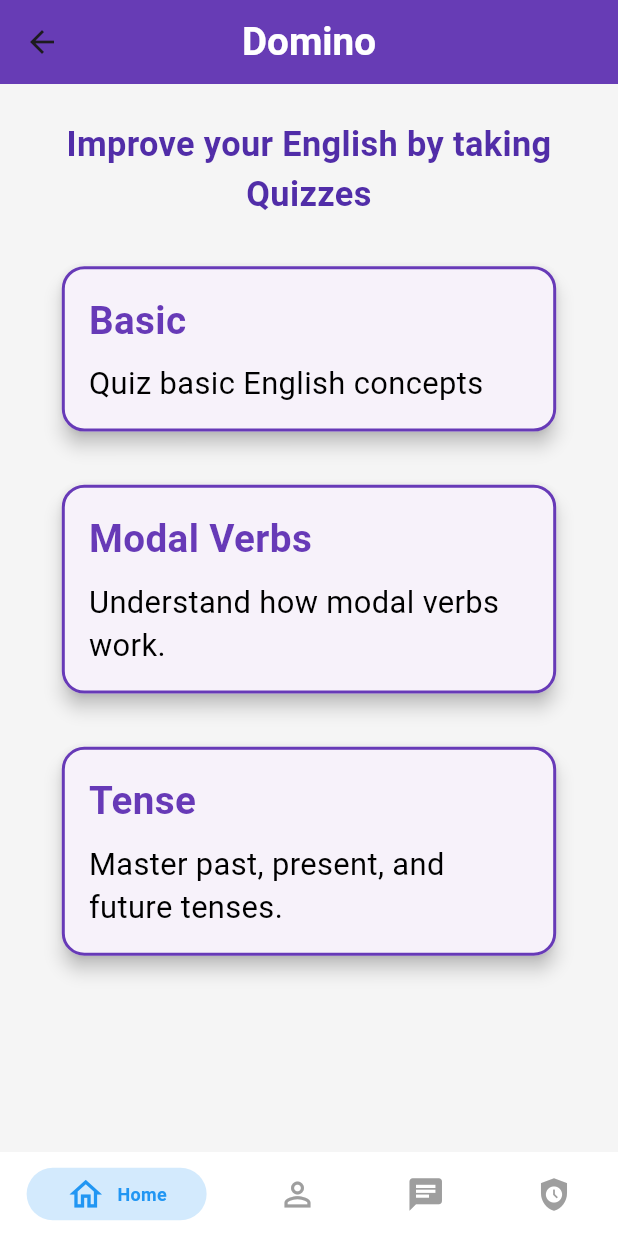
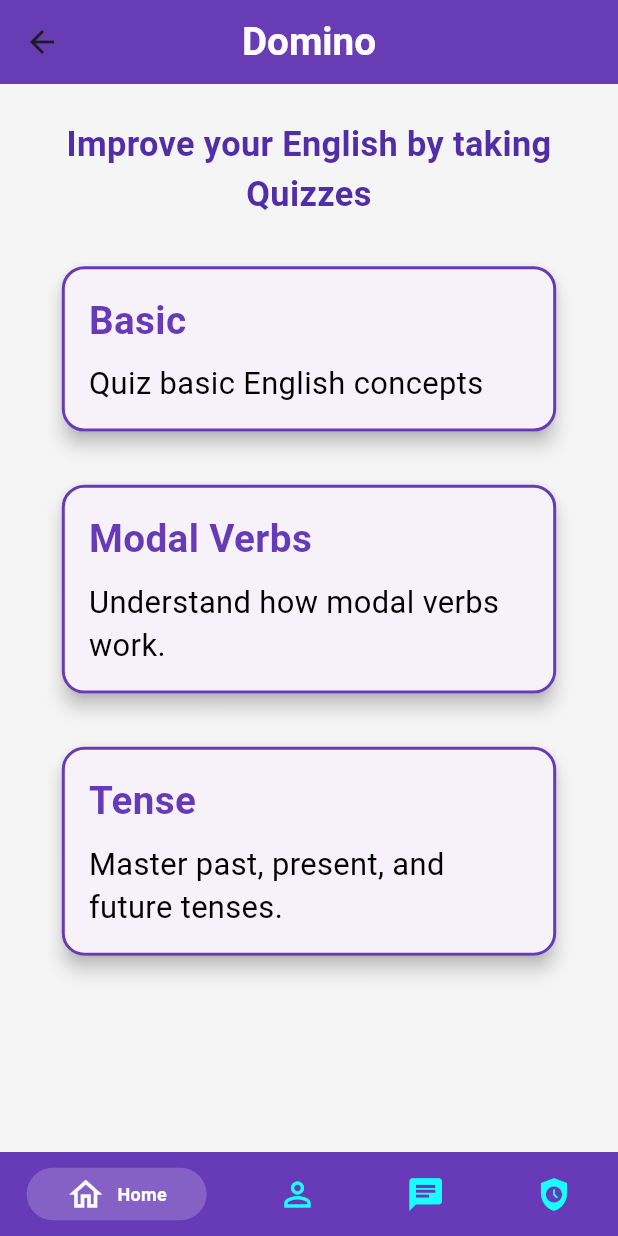
Before and after one commit to Hassan9865/English-Learning-App, a Flutter app: the BottomNavbarView screen opened by its route, on a phone screen of 412 x 824 dp. Run offline on Flutter 3.47's test engine with Material 3 defaults, Android fonts, the phone set to English and light mode, and no system bars; drawn by our look-alikes of persistent_bottom_nav_bar; our stand-ins replace stacked, stacked_services, stacked_shared.

Commit message:
bottom navbar

```diff
--- a/lib/view/bottom_NavBar/bottom_NavBar_view.dart
+++ b/lib/view/bottom_NavBar/bottom_NavBar_view.dart
@@ -30,7 +30,7 @@ class BottomNavbarView extends StatelessWidget {
             stateManagement: true,
             hideNavigationBarWhenKeyboardAppears: true,
             onItemSelected: model.setIndex,
-            backgroundColor: Colors.white,
+            backgroundColor: Colors.deepPurple,
             hideOnScrollSettings:
                 HideOnScrollSettings(hideNavBarOnScroll: false),
             // hideNavigationBar: model.isNavBarHidden,
@@ -56,26 +56,26 @@ class BottomNavbarView extends StatelessWidget {
       PersistentBottomNavBarItem(
         icon: Icon(Icons.home_outlined),
         title: "Home",
-        activeColorPrimary: Colors.blue,
-        inactiveColorPrimary: Colors.grey,
+        activeColorPrimary: Colors.white,
+        inactiveColorPrimary: Colors.cyanAccent,
       ),
       PersistentBottomNavBarItem(
         icon: Icon(Icons.person_outline),
         title: "Profile",
-        activeColorPrimary: Colors.teal,
-        inactiveColorPrimary: Colors.grey,
+        activeColorPrimary: Colors.white,
+        inactiveColorPrimary: Colors.cyanAccent,
       ),
       PersistentBottomNavBarItem(
         icon: Icon(Icons.chat),
         title: "Chat",
-        activeColorPrimary: Colors.blueAccent,
-        inactiveColorPrimary: Colors.grey,
+        activeColorPrimary: Colors.white,
+        inactiveColorPrimary: Colors.cyanAccent,
       ),
       PersistentBottomNavBarItem(
         icon: Icon(Icons.safety_check),
         title: "Teacher",
-        activeColorPrimary: Colors.deepOrange,
-        inactiveColorPrimary: Colors.grey,
+        activeColorPrimary: Colors.white,
+        inactiveColorPrimary: Colors.cyanAccent,
       ),
       // PersistentBottomNavBarItem(
       //   icon: Icon(Icons.settings),
```
